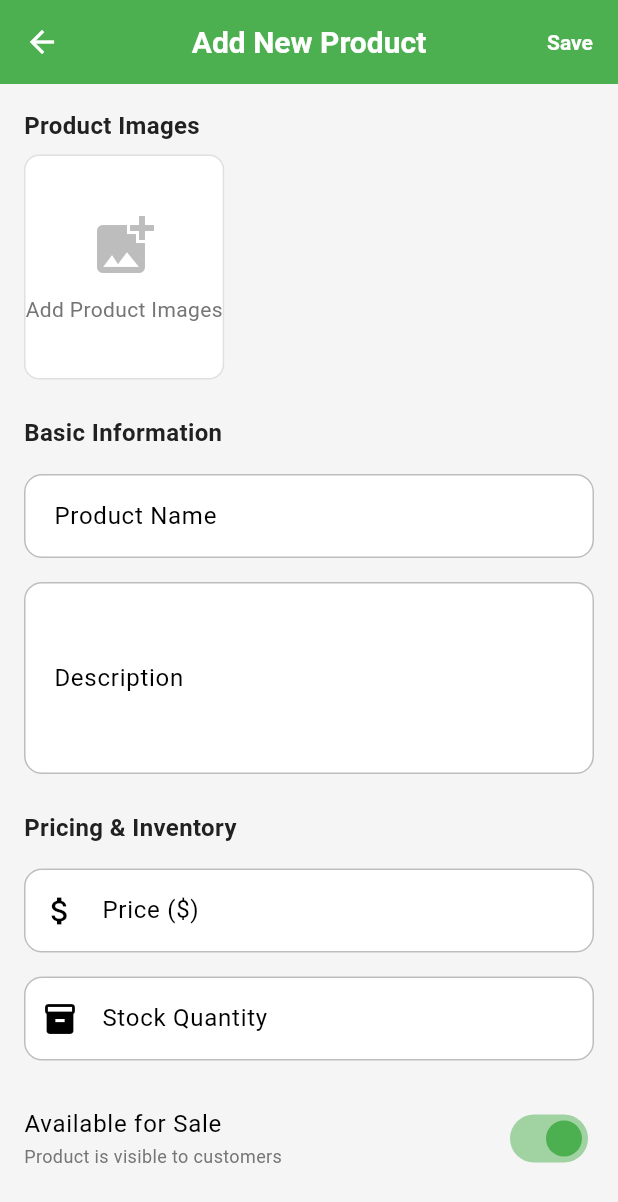
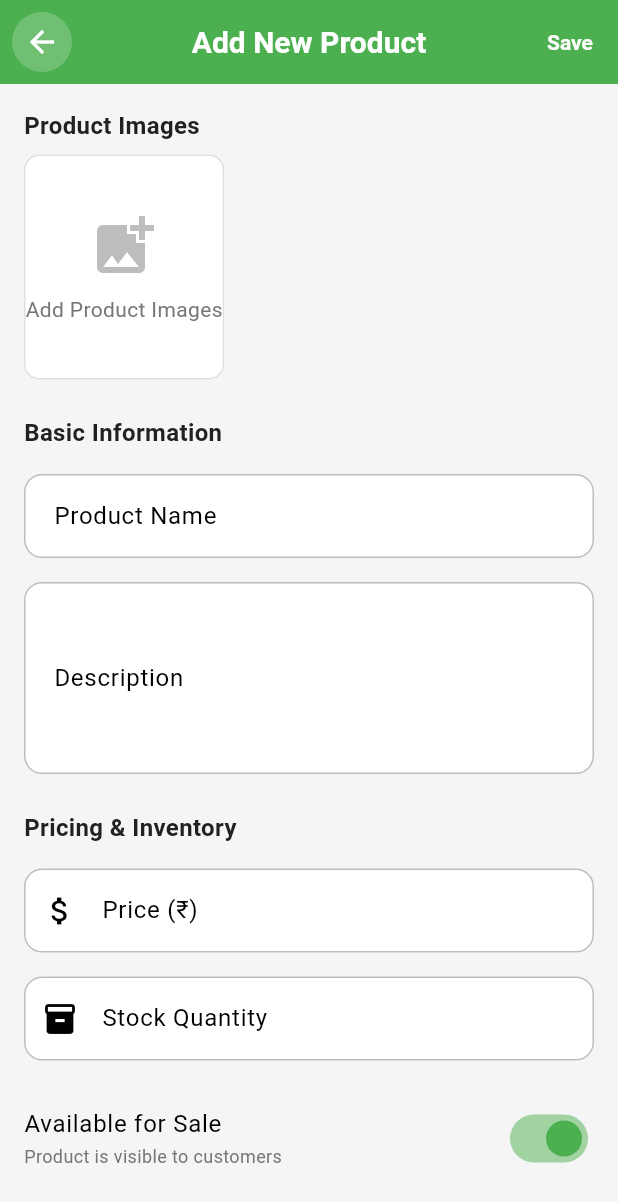
Before and after one commit to OmChauhan07/Agri_Connect, a Flutter app: the FarmerHomeScreen screen opened directly, item 2 of the bottom bar chosen, after a tap on "Add New Product", on a phone screen of 412 x 824 dp. Shown: the top 1202 px of the screen. Run offline on Flutter 3.47's test engine with Material 3 defaults, Android fonts, the phone set to English and light mode, and no system bars; our stand-ins replace flutter_dotenv, flutter_svg, image_picker, shared_preferences, supabase_flutter; accounts and stored records are empty; network calls fail.

```diff
--- a/lib/screens/consumer/order_confirmation_screen.dart
+++ b/lib/screens/consumer/order_confirmation_screen.dart
@@ -116,10 +116,11 @@
                                 ),
                               ),
                               Text(
-                                '\$${_order!.totalAmount.toStringAsFixed(2)}',
+                                '₹${_order!.totalAmount.toStringAsFixed(2)}',
                                 style: const TextStyle(
                                   fontSize: 18,
                                   fontWeight: FontWeight.bold,
+                                  color: Colors.green,
                                 ),
                               ),
                             ],
--- a/lib/screens/consumer/product_detail_screen.dart
+++ b/lib/screens/consumer/product_detail_screen.dart
@@ -194,8 +194,7 @@
                 leading: Container(
                   margin: const EdgeInsets.all(8),
                   decoration: BoxDecoration(
-                    color: Colors.white.withValues(
-                        alpha: 230, red: 255, green: 255, blue: 255),
+                    color: Colors.white.withOpacity(0.9),
                     shape: BoxShape.circle,
                   ),
                   child: IconButton(
@@ -352,7 +351,7 @@
                           ),
                           // Product Price
                           Text(
-                            '\$${_product!.price.toStringAsFixed(2)}',
+                            '₹${_product!.price.toStringAsFixed(2)}',
                             style: const TextStyle(
                               fontSize: 24,
                               fontWeight: FontWeight.bold,
--- a/lib/screens/farmer/add_product_screen.dart
+++ b/lib/screens/farmer/add_product_screen.dart
@@ -222,9 +222,16 @@
           widget.product == null ? 'Add New Product' : 'Edit Product',
           style: const TextStyle(color: Colors.white),
         ),
-        leading: IconButton(
-          icon: const Icon(Icons.arrow_back, color: Colors.white),
-          onPressed: () => Navigator.pop(context),
+        leading: Container(
+          margin: const EdgeInsets.all(8),
+          decoration: BoxDecoration(
+            color: Colors.white.withOpacity(0.2),
+            shape: BoxShape.circle,
+          ),
+          child: IconButton(
+            icon: const Icon(Icons.arrow_back, color: Colors.white),
+            onPressed: () => Navigator.pop(context),
+          ),
         ),
         actions: [
           TextButton(
@@ -493,7 +500,7 @@
                       keyboardType:
                           const TextInputType.numberWithOptions(decimal: true),
                       decoration: InputDecoration(
-                        labelText: 'Price (\$)',
+                        labelText: 'Price (₹)',
                         border: OutlineInputBorder(
                           borderRadius: BorderRadius.circular(10),
                         ),
--- a/lib/screens/farmer/farmer_dashboard_screen.dart
+++ b/lib/screens/farmer/farmer_dashboard_screen.dart
@@ -88,7 +88,7 @@
   @override
   Widget build(BuildContext context) {
     final user = Provider.of<AuthProvider>(context).currentUser;
-    final currencyFormat = NumberFormat.currency(locale: 'en_US', symbol: '\$');
+    final currencyFormat = NumberFormat.currency(symbol: '₹', decimalDigits: 2);
 
     return RefreshIndicator(
       onRefresh: _loadDashboardData,
--- a/lib/screens/farmer/farmer_home_screen.dart
+++ b/lib/screens/farmer/farmer_home_screen.dart
@@ -4,6 +4,7 @@
 import '../../providers/auth_provider.dart';
 import '../../utils/constants.dart';
 import '../../utils/theme.dart';
+import '../../utils/localization_helper.dart';
 import 'farmer_dashboard_screen.dart';
 import 'product_listing_screen.dart';
 import 'farmer_orders_screen.dart';
@@ -44,19 +45,42 @@
   @override
   Widget build(BuildContext context) {
     final user = Provider.of<AuthProvider>(context).currentUser;
+    final loc = LocalizationHelper.of(context);
 
-    return Scaffold(
+    return WillPopScope(
+      onWillPop: () async {
+        if (_currentIndex != 0) {
+          // If not on the first tab, go to the first tab
+          _onTabTapped(0);
+          return false; // Don't close the app
+        }
+        // Show exit app confirmation dialog
+        return await showDialog(
+              context: context,
+              builder: (context) => AlertDialog(
+                title: Text(loc.commonWarning),
+                content: Text('Are you sure you want to exit the app?'),
+                actions: [
+                  TextButton(
+                    onPressed: () => Navigator.of(context).pop(false),
+                    child: Text(loc.commonCancel),
+                  ),
+                  TextButton(
+                    onPressed: () => Navigator.of(context).pop(true),
+                    child: Text('Exit'),
+                  ),
+                ],
+              ),
+            ) ??
+            false;
+      },
+      child: Scaffold(
         backgroundColor: Colors.grey[100],
         appBar: AppBar(
           backgroundColor: AppColors.primary,
           elevation: 0,
-        title: const Text(
-          'AgriConnect',
-          style: TextStyle(
-            color: Colors.white,
-            fontWeight: FontWeight.bold,
-          ),
-        ),
+          automaticallyImplyLeading: false, // Remove the back button
+          title: Text(_getScreenTitle()),
           actions: [
             // Notification Icon
             IconButton(
@@ -64,7 +88,8 @@
               onPressed: () {
                 // TODO: Implement notifications screen
                 ScaffoldMessenger.of(context).showSnackBar(
-                const SnackBar(content: Text('Notifications feature coming soon')),
+                  const SnackBar(
+                      content: Text('Notifications feature coming soon')),
                 );
               },
             ),
@@ -126,6 +151,24 @@
                 },
               )
             : null,
+      ),
     );
   }
+
+  // Helper method to get the title based on the current tab
+  String _getScreenTitle() {
+    final loc = LocalizationHelper.of(context);
+    switch (_currentIndex) {
+      case 0:
+        return 'Dashboard';
+      case 1:
+        return 'My Products';
+      case 2:
+        return 'Orders';
+      case 3:
+        return 'Profile';
+      default:
+        return 'AgriConnect';
     }
+  }
+}
--- a/lib/screens/farmer/farmer_orders_screen.dart
+++ b/lib/screens/farmer/farmer_orders_screen.dart
@@ -334,10 +334,10 @@
                       ),
                     ),
                     Text(
-                      '\$${order.totalAmount.toStringAsFixed(2)}',
+                      '₹${order.totalAmount.toStringAsFixed(2)}',
                       style: const TextStyle(
+                        fontSize: 16,
                         fontWeight: FontWeight.bold,
-                        fontSize: 16,
                         color: AppColors.primary,
                       ),
                     ),
```
Also changed, not shown: lib/screens/consumer/checkout_screen.dart (+16 -8 lines), lib/screens/consumer/consumer_home_screen.dart (+55 -7 lines), lib/widgets/order_card.dart (+5 -5 lines), lib/widgets/order_history_card.dart (+4 -4 lines), lib/widgets/product_card.dart (+26 -16 lines), 2 other files. Lines whose indentation alone changed are shown as unchanged.
